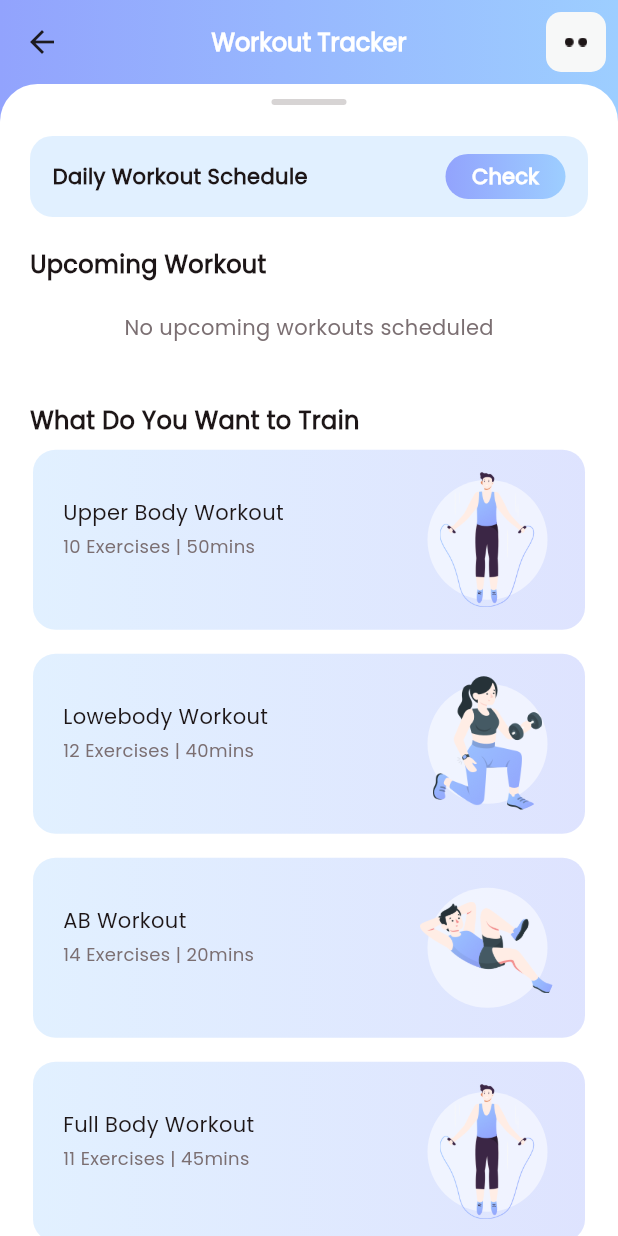
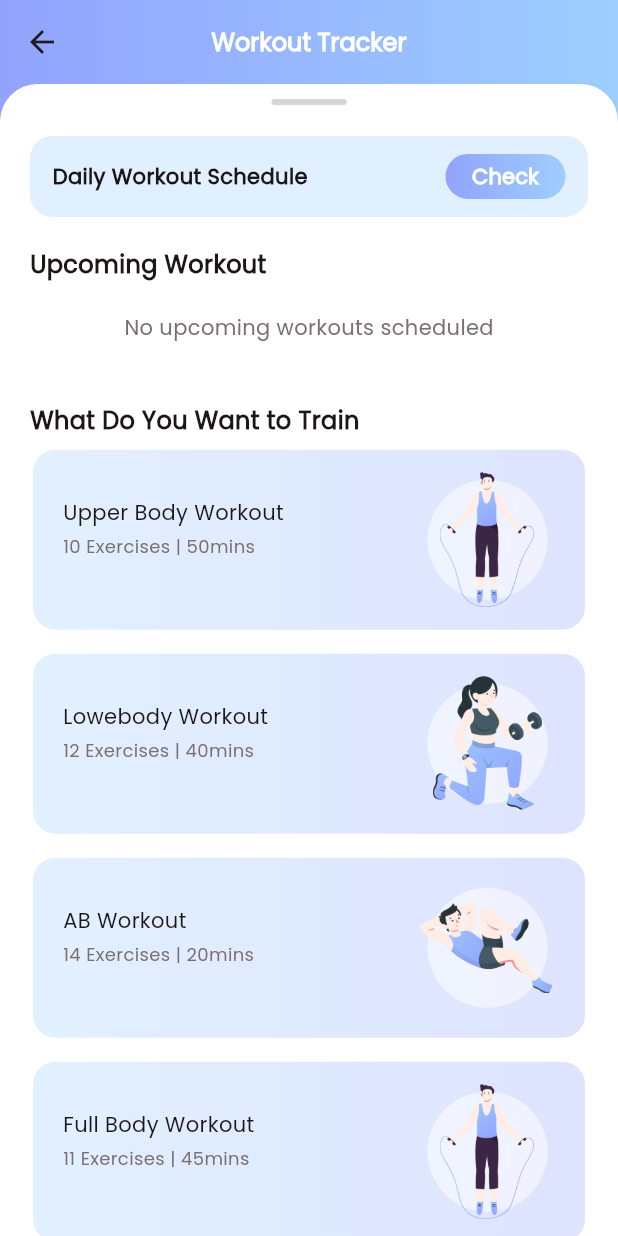
Before and after one commit to Hedgie06/fitnessapp, a Flutter app: the ActivityScreen screen opened directly, on a phone screen of 412 x 824 dp. Run offline on Flutter 3.47's test engine with Material 3 defaults, Android fonts, the light colour scheme and no system bars; our stand-ins replace animated_toggle_switch, cached_network_image, cloud_firestore, connectivity_plus, firebase_auth, firebase_core and 7 more; missing offline and left inert: dotted_dashed_line, simple_animation_progress_bar, universal_html; accounts and stored records are empty.

Commit message:
remove unfunctional button

```diff
--- a/fitnessapp_sse3401-main/lib/view/activity/activity_screen.dart
+++ b/fitnessapp_sse3401-main/lib/view/activity/activity_screen.dart
@@ -161,26 +161,6 @@ class _ActivityScreenState extends State<ActivityScreen> {
                     fontSize: 16,
                     fontWeight: FontWeight.w700),
               ),
-              actions: [
-                InkWell(
-                  onTap: () {},
-                  child: Container(
-                    margin: const EdgeInsets.all(8),
-                    height: 40,
-                    width: 40,
-                    alignment: Alignment.center,
-                    decoration: BoxDecoration(
-                        color: AppColors.lightGrayColor,
-                        borderRadius: BorderRadius.circular(10)),
-                    child: Image.asset(
-                      "assets/icons/more_icon.png",
-                      width: 15,
-                      height: 15,
-                      fit: BoxFit.contain,
-                    ),
-                  ),
-                )
-              ],
             ),
           ];
         },
```
Also changed, not shown: fitnessapp_sse3401-main/lib/view/camera/camera_screen.dart (+0 -20 lines), fitnessapp_sse3401-main/lib/view/profile/user_profile.dart (+0 -20 lines), fitnessapp_sse3401-main/lib/view/workout_schedule_view/add_schedule_view.dart (+0 -20 lines).
